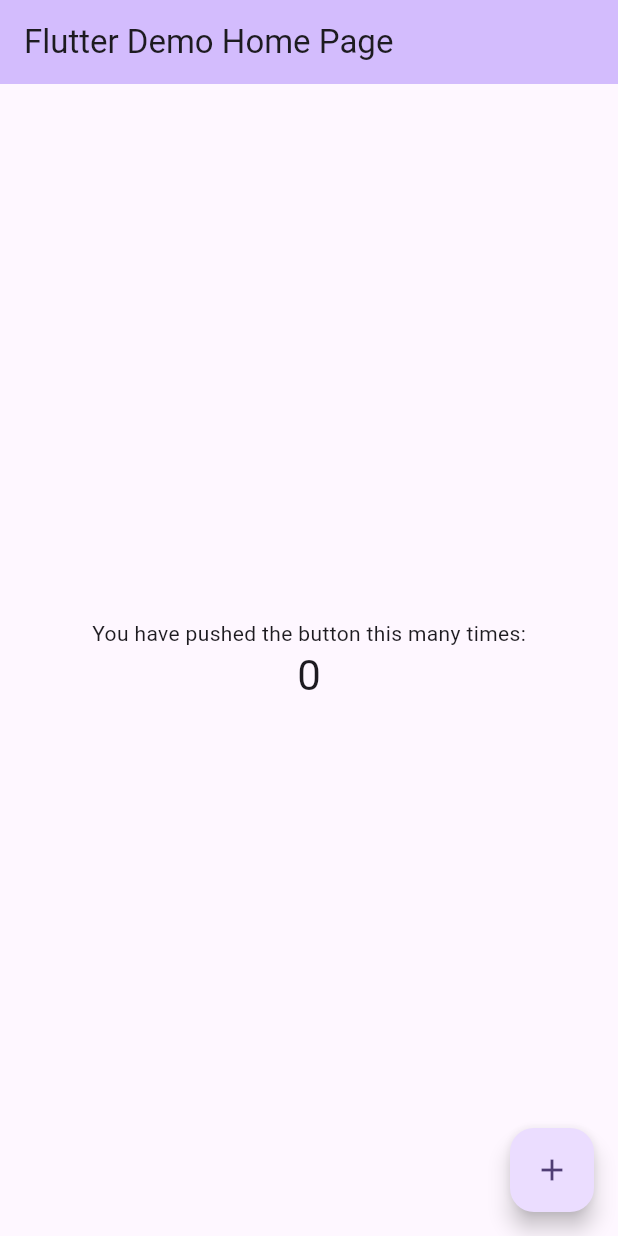
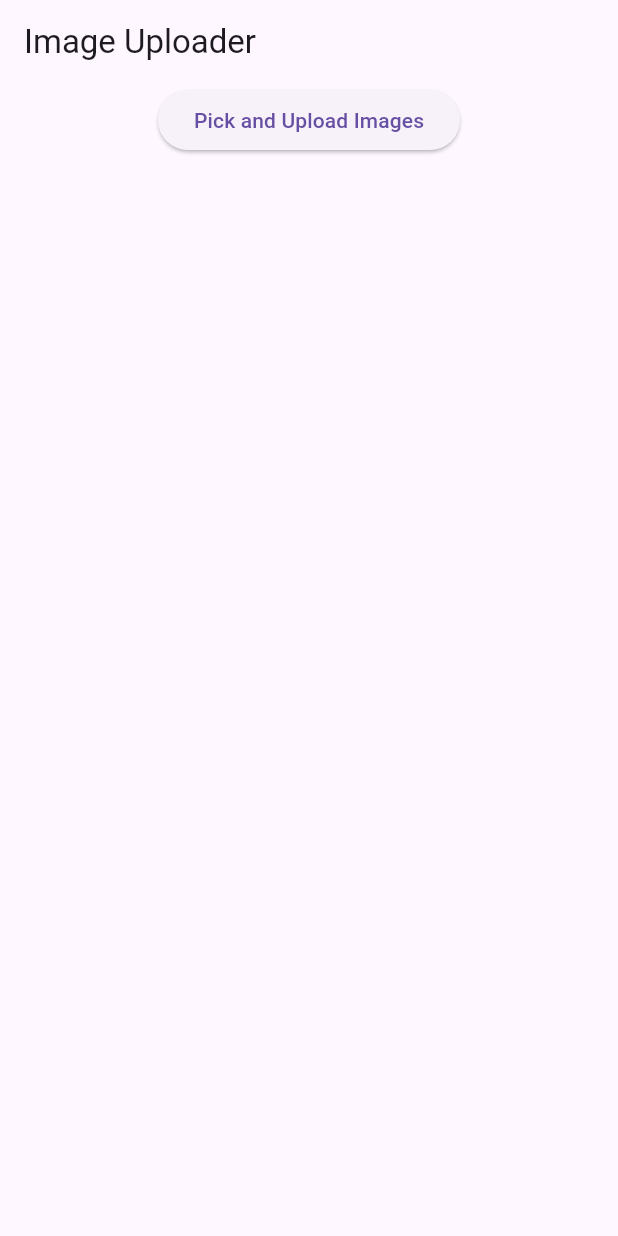
Before and after one commit to nnOt6/ykh-malapp, a Flutter app: the screen it shows after launch, on a phone screen of 412 x 824 dp. Run offline on Flutter 3.47's test engine with Material 3 defaults, Android fonts, the phone set to English and light mode, and no system bars; our stand-ins replace image_picker, permission_handler.

Commit message:
4 commit

```diff
--- a/lib/main.dart
+++ b/lib/main.dart
@@ -1,125 +1,120 @@
+import 'dart:io';
 import 'package:flutter/material.dart';
+import 'package:permission_handler/permission_handler.dart';
+import 'package:image_picker/image_picker.dart';
+import 'package:http/http.dart' as http;
 
 void main() {
-  runApp(const MyApp());
+  runApp(MyApp());
 }
 
 class MyApp extends StatelessWidget {
-  const MyApp({super.key});
-
-  // This widget is the root of your application.
   @override
   Widget build(BuildContext context) {
     return MaterialApp(
-      title: 'Flutter Demo',
-      theme: ThemeData(
-        // This is the theme of your application.
-        //
-        // TRY THIS: Try running your application with "flutter run". You'll see
-        // the application has a purple toolbar. Then, without quitting the app,
-        // try changing the seedColor in the colorScheme below to Colors.green
-        // and then invoke "hot reload" (save your changes or press the "hot
-        // reload" button in a Flutter-supported IDE, or press "r" if you used
-        // the command line to start the app).
-        //
-        // Notice that the counter didn't reset back to zero; the application
-        // state is not lost during the reload. To reset the state, use hot
-        // restart instead.
-        //
-        // This works for code too, not just values: Most code changes can be
-        // tested with just a hot reload.
-        colorScheme: ColorScheme.fromSeed(seedColor: Colors.deepPurple),
-        useMaterial3: true,
-      ),
-      home: const MyHomePage(title: 'Flutter Demo Home Page'),
+      home: MyHomePage(),
     );
   }
 }
 
 class MyHomePage extends StatefulWidget {
-  const MyHomePage({super.key, required this.title});
-
-  // This widget is the home page of your application. It is stateful, meaning
-  // that it has a State object (defined below) that contains fields that affect
-  // how it looks.
-
-  // This class is the configuration for the state. It holds the values (in this
-  // case the title) provided by the parent (in this case the App widget) and
-  // used by the build method of the State. Fields in a Widget subclass are
-  // always marked "final".
-
-  final String title;
-
   @override
-  State<MyHomePage> createState() => _MyHomePageState();
+  _MyHomePageState createState() => _MyHomePageState();
 }
 
 class _MyHomePageState extends State<MyHomePage> {
-  int _counter = 0;
+  List<XFile>? _images;
+  String _error = '';
 
-  void _incrementCounter() {
-    setState(() {
-      // This call to setState tells the Flutter framework that something has
-      // changed in this State, which causes it to rerun the build method below
-      // so that the display can reflect the updated values. If we changed
-      // _counter without calling setState(), then the build method would not be
-      // called again, and so nothing would appear to happen.
-      _counter++;
-    });
+  @override
+  void initState() {
+    super.initState();
+    _checkPermission();
+  }
+
+  Future<void> _checkPermission() async {
+    final status = await Permission.storage.status;
+    if (!status.isGranted) {
+      final result = await Permission.storage.request();
+      if (result.isGranted) {
+        _pickImages();
+      } else {
+        setState(() {
+          _error = 'Storage permission denied.';
+        });
+      }
+    } else {
+      _pickImages();
+    }
+  }
+
+  Future<void> _pickImages() async {
+    final picker = ImagePicker();
+    final pickedFiles = await picker.pickMultiImage();
+
+    if (pickedFiles != null) {
+      setState(() {
+        _images = pickedFiles;
+        _error = '';
+      });
+
+      // Send images to the server
+      for (var file in _images!) {
+        await _uploadImage(file);
+      }
+    } else {
+      setState(() {
+        _error = 'No images selected.';
+      });
+    }
+  }
+
+  Future<void> _uploadImage(XFile image) async {
+    final uri = Uri.parse('http://172.20.10.4:4545/upload'); // Replace with your server IP and port
+    final request = http.MultipartRequest('POST', uri)
+      ..files.add(await http.MultipartFile.fromPath('image', image.path));
+
+    final response = await request.send();
+    if (response.statusCode == 200) {
+      print('Image uploaded successfully');
+    } else {
+      print('Failed to upload image');
+    }
   }
 
   @override
   Widget build(BuildContext context) {
-    // This method is rerun every time setState is called, for instance as done
-    // by the _incrementCounter method above.
-    //
-    // The Flutter framework has been optimized to make rerunning build methods
-    // fast, so that you can just rebuild anything that needs updating rather
-    // than having to individually change instances of widgets.
     return Scaffold(
       appBar: AppBar(
-        // TRY THIS: Try changing the color here to a specific color (to
-        // Colors.amber, perhaps?) and trigger a hot reload to see the AppBar
-        // change color while the other colors stay the same.
-        backgroundColor: Theme.of(context).colorScheme.inversePrimary,
-        // Here we take the value from the MyHomePage object that was created by
-        // the App.build method, and use it to set our appbar title.
-        title: Text(widget.title),
+        title: Text('Image Uploader'),
       ),
       body: Center(
-        // Center is a layout widget. It takes a single child and positions it
-        // in the middle of the parent.
         child: Column(
-          // Column is also a layout widget. It takes a list of children and
-          // arranges them vertically. By default, it sizes itself to fit its
-          // children horizontally, and tries to be as tall as its parent.
-          //
-          // Column has various properties to control how it sizes itself and
-          // how it positions its children. Here we use mainAxisAlignment to
-          // center the children vertically; the main axis here is the vertical
-          // axis because Columns are vertical (the cross axis would be
-          // horizontal).
-          //
-          // TRY THIS: Invoke "debug painting" (choose the "Toggle Debug Paint"
-          // action in the IDE, or press "p" in the console), to see the
-          // wireframe for each widget.
           mainAxisAlignment: MainAxisAlignment.center,
           children: <Widget>[
-            const Text(
-              'You have pushed the button this many times:',
+            ElevatedButton(
+              onPressed: _checkPermission,
+              child: Text('Pick and Upload Images'),
             ),
-            Text(
-              '$_counter',
-              style: Theme.of(context).textTheme.headlineMedium,
-            ),
+            _error.isNotEmpty
+                ? Text('Error: $_error')
+                : _images != null
+                ? Expanded(
+              child: ListView.builder(
+                itemCount: _images!.length,
+                itemBuilder: (context, index) {
+                  final image = _images![index];
+                  return ListTile(
+                    title: Text(image.name),
+                    subtitle: Text(image.path),
+                  );
+                },
+              ),
+            )
+                : Container(),
           ],
         ),
       ),
-      floatingActionButton: FloatingActionButton(
-        onPressed: _incrementCounter,
-        tooltip: 'Increment',
-        child: const Icon(Icons.add),
-      ), // This trailing comma makes auto-formatting nicer for build methods.
     );
   }
 }
--- a/pubspec.yaml
+++ b/pubspec.yaml
@@ -35,6 +35,10 @@ dependencies:
   # The following adds the Cupertino Icons font to your application.
   # Use with the CupertinoIcons class for iOS style icons.
   cupertino_icons: ^1.0.6
+  permission_handler: ^11.3.1
+  path_provider: ^2.0.12
+  image_picker: ^0.8.5+3
+  http: ^1.2.1
 
 dev_dependencies:
   flutter_test:
```
Also changed, not shown: pubspec.lock, 4 other files.
